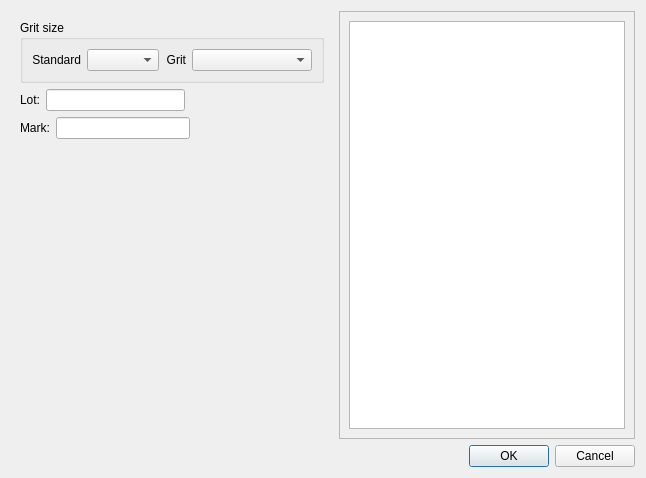
olegyurchenko/dda-control, file dda_ctrl/editdatadialog.ui: the form before one commit.
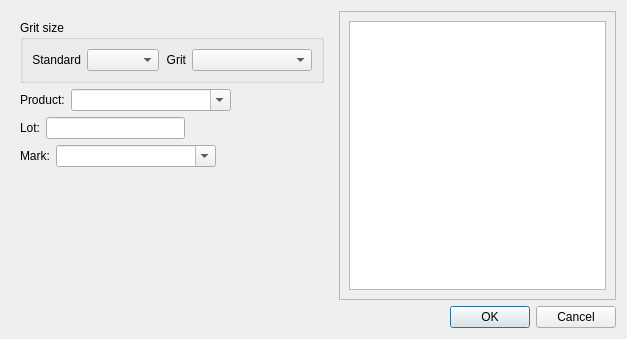
The form after the commit. Icons and pictures are not drawn.

Commit message: Add session.product

Patch:
```diff
--- a/dda_ctrl/editdatadialog.ui
+++ b/dda_ctrl/editdatadialog.ui
@@ -6,8 +6,8 @@
    <rect>
     <x>0</x>
     <y>0</y>
-    <width>646</width>
-    <height>478</height>
+    <width>627</width>
+    <height>339</height>
    </rect>
   </property>
   <property name="windowTitle">
@@ -85,7 +85,44 @@
          </widget>
         </item>
         <item>
-         <layout class="QHBoxLayout" name="horizontalLayout_5">
+         <layout class="QHBoxLayout" name="horizontalLayout_2">
+          <item>
+           <widget class="QLabel" name="label_4">
+            <property name="text">
+             <string>Product:</string>
+            </property>
+           </widget>
+          </item>
+          <item>
+           <widget class="QComboBox" name="productCombo">
+            <property name="minimumSize">
+             <size>
+              <width>160</width>
+              <height>0</height>
+             </size>
+            </property>
+            <property name="editable">
+             <bool>true</bool>
+            </property>
+           </widget>
+          </item>
+          <item>
+           <spacer name="horizontalSpacer_4">
+            <property name="orientation">
+             <enum>Qt::Horizontal</enum>
+            </property>
+            <property name="sizeHint" stdset="0">
+             <size>
+              <width>40</width>
+              <height>20</height>
+             </size>
+            </property>
+           </spacer>
+          </item>
+         </layout>
+        </item>
+        <item>
+         <layout class="QHBoxLayout" name="horizontalLayout_4">
           <item>
            <widget class="QLabel" name="label">
             <property name="text">
@@ -116,7 +153,7 @@
          </layout>
         </item>
         <item>
-         <layout class="QHBoxLayout" name="horizontalLayout_4">
+         <layout class="QHBoxLayout" name="horizontalLayout_5">
           <item>
            <widget class="QLabel" name="label_3">
             <property name="text">
@@ -125,8 +162,14 @@
            </widget>
           </item>
           <item>
-           <widget class="QLineEdit" name="markEdit">
-            <property name="enabled">
+           <widget class="QComboBox" name="markCombo">
+            <property name="minimumSize">
+             <size>
+              <width>160</width>
+              <height>0</height>
+             </size>
+            </property>
+            <property name="editable">
              <bool>true</bool>
             </property>
            </widget>
@@ -154,7 +197,7 @@
           <property name="sizeHint" stdset="0">
            <size>
             <width>20</width>
-            <height>40</height>
+            <height>135</height>
            </size>
           </property>
          </spacer>
```
The commit also changes 18 other files.
